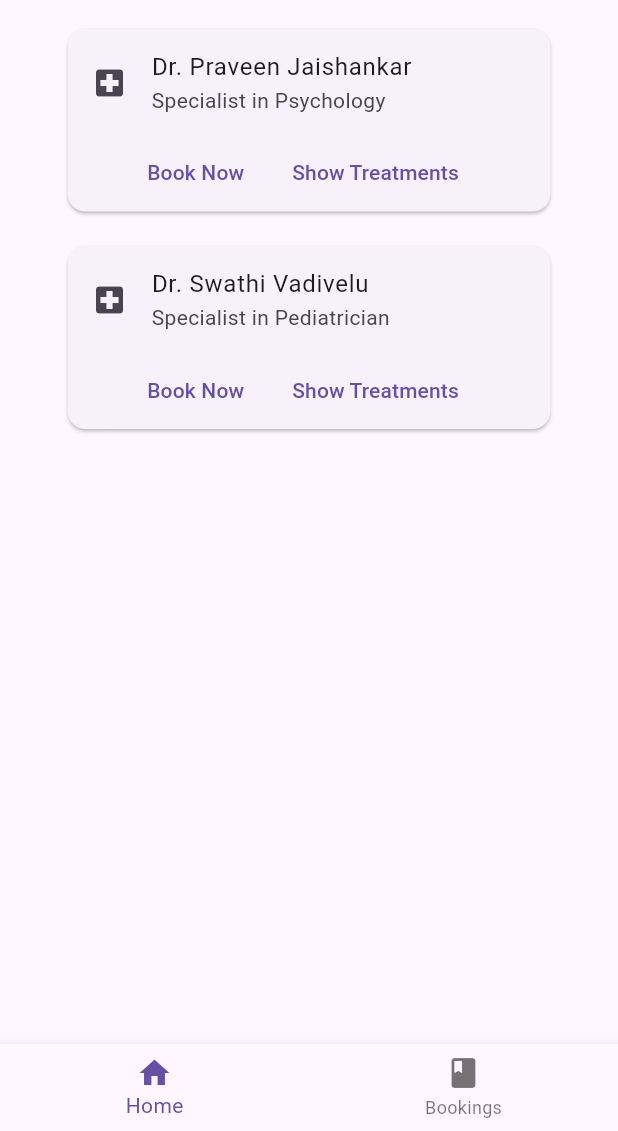
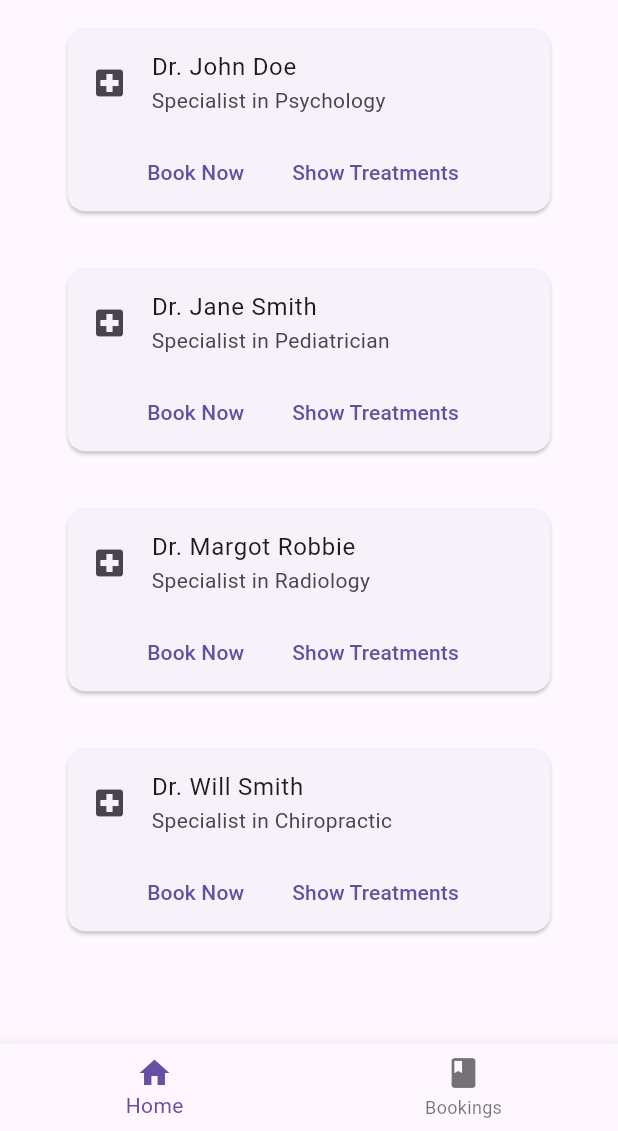
Before and after one commit to PraveenJJ/DocSchedulerApp, a Flutter app: the screen it shows after launch, after a tap on "Login", on a phone screen of 412 x 824 dp, the part 105-1236 px from its top. Run offline on Flutter 3.47's test engine with Material 3 defaults, Android fonts, the phone set to English and light mode, and no system bars.

Commit message:
Dynamic doctor list rendering 1.0

```diff
--- /dev/null
+++ b/assets/resources/doctors.json
@@ -0,0 +1,26 @@
+[
+	{
+		"doctorName": "Dr. John Doe",
+		"speciality": "Specialist in Psychology",
+		"description": null,
+		"fee": 2000.00
+	},
+	{
+		"doctorName": "Dr. Jane Smith",
+		"speciality": "Specialist in Pediatrician",
+		"description": null,
+		"fee": 2000.00
+	},
+	{
+		"doctorName": "Dr. Margot Robbie",
+		"speciality": "Specialist in Radiology",
+		"description": null,
+		"fee": 2000.00
+	},
+	{
+		"doctorName": "Dr. Will Smith",
+		"speciality": "Specialist in Chiropractic",
+		"description": null,
+		"fee": 2000.00
+	}
+]
--- /dev/null
+++ b/lib/widgets/doctor_cards.dart
@@ -0,0 +1,57 @@
+import 'package:flutter/material.dart';
+
+class DoctorCards extends StatelessWidget {
+
+  final String title;
+  final String subtitle;
+
+  const DoctorCards({
+    Key? key,
+    required this.title,
+    required this.subtitle,
+  }) : super(key: key);
+
+  @override
+  Widget build(BuildContext context) {
+    return Center(
+      child: Column(
+        children: [
+          const SizedBox(height: 15),
+          Container(
+            height: 130,
+            width: 330,
+            padding: const EdgeInsets.fromLTRB(0.0, 0.0, 0.0, 0.0),
+            child: Card(
+              child: Column(
+                children: <Widget>[
+                  ListTile(
+                    leading: const Icon(Icons.local_hospital),
+                    title: Text(title),
+                    subtitle: Text(subtitle),
+                  ),
+                  Row(
+                    mainAxisAlignment: MainAxisAlignment.center,
+                    children: <Widget>[
+                      TextButton(
+                        child: const Text('Book Now'),
+                        onPressed: () {},
+                      ),
+                      const SizedBox(width: 8),
+                      TextButton(
+                        child: const Text('Show Treatments'),
+                        onPressed: () {/* ... */},
+                      ),
+                      const SizedBox(width: 8),
+                    ],
+                  ),
+                ],
+              ),
+            ),
+          ),
+          const SizedBox(height: 15),
+        ],
+      )
+    );
+  }
+
+}
--- a/lib/widgets/home_cards.dart
+++ b/lib/widgets/home_cards.dart
@@ -1,82 +1,46 @@
+import 'package:doc_scheduler_app/widgets/doctor_cards.dart';
 import 'package:flutter/material.dart';
+import 'package:flutter/services.dart';
+import 'dart:convert';
 
-class HomeCards extends StatelessWidget {
+class HomeCards extends StatefulWidget {
+  const HomeCards({super.key});
 
+  @override
+  HomeCardsState createState() => HomeCardsState();
+}
 
+class HomeCardsState extends State<HomeCards> {
+  List<dynamic> data = [];
 
-  const HomeCards({super.key});
+  @override
+  void initState() {
+    super.initState();
+    fetchData(); // Fetch data when the page initializes
+  }
+
+  Future<void> fetchData() async {
+    // Load JSON file
+    String jsonContent =
+        await rootBundle.loadString('assets/resources/doctors.json');
+    List<dynamic> doctors = json.decode(jsonContent);
+
+    setState(() {
+      data = doctors; // Update the data variable with fetched data
+    });
+
+  }
 
   @override
   Widget build(BuildContext context) {
     return Center(
       child: Column(
-        children: [
-          const SizedBox(height: 15),
-          Container(
-            height: 130,
-            width: 330,
-            padding: const EdgeInsets.fromLTRB(0.0, 0.0, 0.0, 0.0),
-            child: Card(
-              child: Column(
-                children: <Widget>[
-                  const ListTile(
-                    leading: Icon(Icons.local_hospital),
-                    title: Text('Dr. Praveen Jaishankar'),
-                    subtitle: Text('Specialist in Psychology'),
-                  ),
-                  Row(
-                    mainAxisAlignment: MainAxisAlignment.center,
-                    children: <Widget>[
-                      TextButton(
-                        child: const Text('Book Now'),
-                        onPressed: () {},
-                      ),
-                      const SizedBox(width: 8),
-                      TextButton(
-                        child: const Text('Show Treatments'),
-                        onPressed: () {/* ... */},
-                      ),
-                      const SizedBox(width: 8),
-                    ],
-                  ),
-                ],
-              ),
-            ),
-          ),
-          const SizedBox(height: 15),
-          Container(
-            height: 130,
-            width: 330,
-            padding: const EdgeInsets.fromLTRB(0.0, 0.0, 0.0, 0.0),
-            child: Card(
-              child: Column(
-                children: <Widget>[
-                  const ListTile(
-                    leading: Icon(Icons.local_hospital),
-                    title: Text('Dr. Swathi Vadivelu'),
-                    subtitle: Text('Specialist in Pediatrician'),
-                  ),
-                  Row(
-                    mainAxisAlignment: MainAxisAlignment.center,
-                    children: <Widget>[
-                      TextButton(
-                        child: const Text('Book Now'),
-                        onPressed: () {},
-                      ),
-                      const SizedBox(width: 8),
-                      TextButton(
-                        child: const Text('Show Treatments'),
-                        onPressed: () {/* ... */},
-                      ),
-                      const SizedBox(width: 8),
-                    ],
-                  ),
-                ],
-              ),
-            ),
-          )
-        ],
-      )
+        children: data.map<Widget>((doctor) {
+          return DoctorCards(
+              title: doctor['doctorName'] as String,
+              subtitle: doctor['speciality'] as String);
+        }).toList(),
+      ),
     );
   }
 }
--- a/pubspec.yaml
+++ b/pubspec.yaml
@@ -61,6 +61,7 @@ flutter:
   # To add assets to your application, add an assets section, like this:
   assets:
     - assets/users/users.json
+    - assets/resources/doctors.json
     - assets/images/
 
   # An image asset can refer to one or more resolution-specific "variants", see
```
